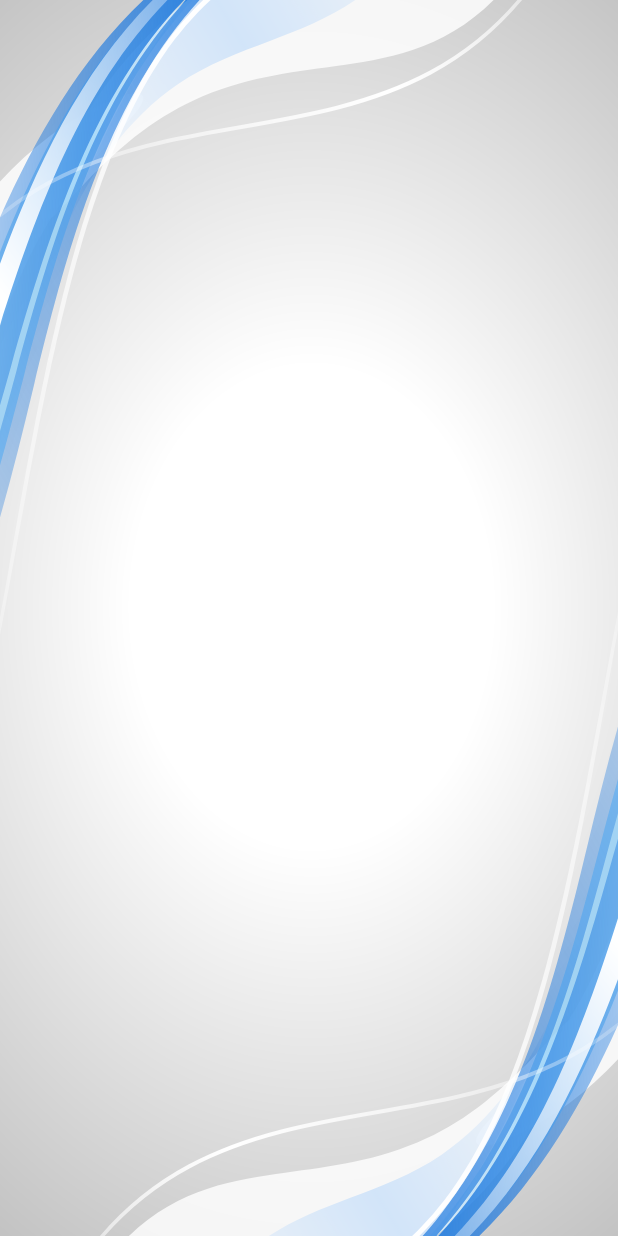
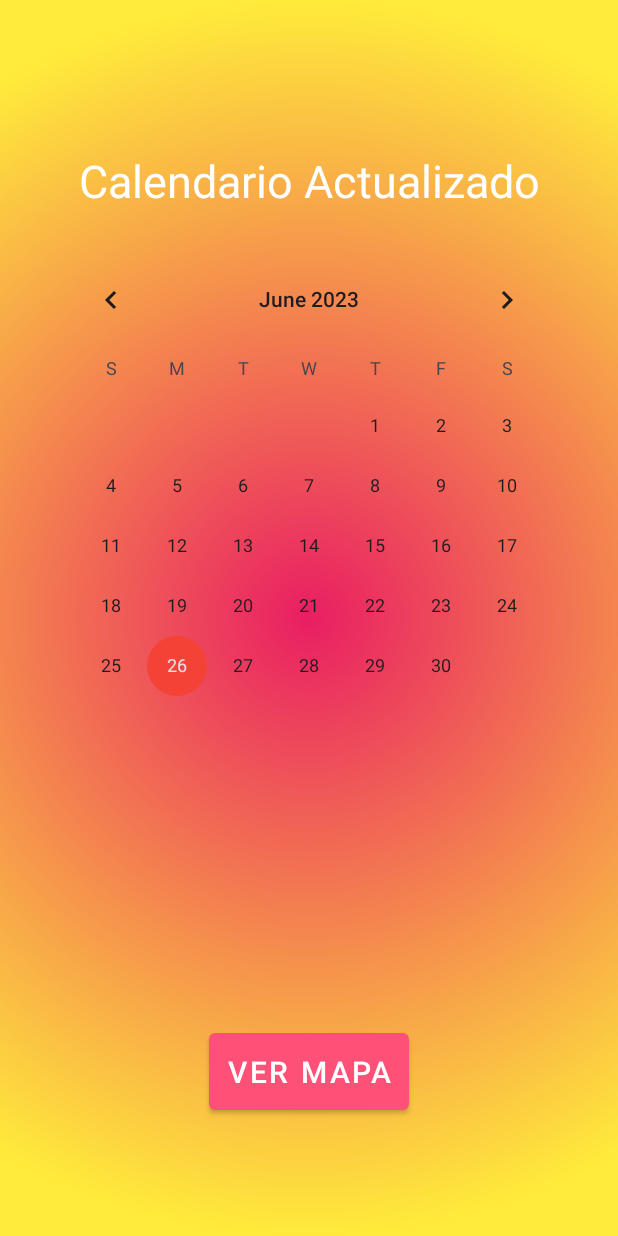
Before and after one commit to hipo777/CrearTema, an Android app: the MainActivity2 screen opened directly, with no data from a screen before it, on a phone screen of 412 x 824 dp. Run offline under Robolectric (Android 15) with nearby library versions, the phone set to English and light mode, and no system bars.

Commit message:
Actividad 3 creado y funcionando

```diff
--- a/app/build.gradle
+++ b/app/build.gradle
@@ -33,6 +33,7 @@ dependencies {
     implementation 'androidx.appcompat:appcompat:1.6.1'
     implementation 'com.google.android.material:material:1.5.0'
     implementation 'androidx.constraintlayout:constraintlayout:2.1.4'
+    implementation 'com.google.android.gms:play-services-maps:18.1.0'
     testImplementation 'junit:junit:4.13.2'
     androidTestImplementation 'androidx.test.ext:junit:1.1.5'
     androidTestImplementation 'androidx.test.espresso:espresso-core:3.5.1'
--- a/app/src/main/java/org/matematicasfacil/creartema/MainActivity2.java
+++ b/app/src/main/java/org/matematicasfacil/creartema/MainActivity2.java
@@ -2,7 +2,13 @@ package org.matematicasfacil.creartema;
 
 import androidx.appcompat.app.AppCompatActivity;
 
+import android.content.Intent;
 import android.os.Bundle;
+import android.view.View;
+import android.widget.Button;
+import android.widget.CalendarView;
+
+import java.util.Calendar;
 
 public class MainActivity2 extends AppCompatActivity {
 
@@ -11,5 +17,25 @@ public class MainActivity2 extends AppCompatActivity {
         setTheme(R.style.Tema2);
         super.onCreate(savedInstanceState);
         setContentView(R.layout.activity_main2);
+
+        Button btnMapa = findViewById(R.id.buttonMapa);
+        CalendarView miCalendario = findViewById(R.id.calendarView);
+
+        // Obtén una instancia del calendario actual
+        Calendar instanciaCalendario = Calendar.getInstance();
+
+        // Obtén la fecha actual en milisegundos
+        long fechaActual = instanciaCalendario.getTimeInMillis();
+
+        // Actualiza la fecha seleccionada en el CalendarView
+        miCalendario.setDate(fechaActual);
+
+        btnMapa.setOnClickListener(new View.OnClickListener() {
+            @Override
+            public void onClick(View v) {
+                Intent irMapa = new Intent(getBaseContext(), MainActivity3.class);
+                startActivity(irMapa);
+            }
+        });
     }
 }
--- /dev/null
+++ b/app/src/main/res/drawable/degradado2.xml
@@ -0,0 +1,14 @@
+<?xml version="1.0" encoding="utf-8"?>
+
+<shape
+    xmlns:android="http://schemas.android.com/apk/res/android"
+    android:shape="rectangle">
+    <gradient
+        android:type="radial"
+        android:centerX="50%"
+        android:centerY="50%"
+        android:startColor="#E91E63"
+        android:endColor="#ffeb3b"
+        android:gradientRadius="100%"
+        />
+</shape>
--- a/app/src/main/res/layout/activity_main2.xml
+++ b/app/src/main/res/layout/activity_main2.xml
@@ -4,7 +4,40 @@
     xmlns:tools="http://schemas.android.com/tools"
     android:layout_width="match_parent"
     android:layout_height="match_parent"
-    tools:context=".MainActivity2"
-    android:background="@drawable/fondo">
+    tools:context=".MainActivity2">
+
+    <TextView
+        android:id="@+id/textView"
+        android:layout_width="wrap_content"
+        android:layout_height="wrap_content"
+        android:layout_marginTop="100dp"
+        android:text="Calendario Actualizado"
+        android:textSize="30sp"
+        app:layout_constraintEnd_toEndOf="parent"
+        app:layout_constraintHorizontal_bias="0.5"
+        app:layout_constraintStart_toStartOf="parent"
+        app:layout_constraintTop_toTopOf="parent" />
+
+    <CalendarView
+        android:id="@+id/calendarView"
+        android:layout_width="wrap_content"
+        android:layout_height="wrap_content"
+        android:layout_marginTop="25dp"
+        app:layout_constraintEnd_toEndOf="parent"
+        app:layout_constraintHorizontal_bias="0.5"
+        app:layout_constraintStart_toStartOf="parent"
+        app:layout_constraintTop_toBottomOf="@+id/textView" />
+
+    <Button
+        android:id="@+id/buttonMapa"
+        android:layout_width="wrap_content"
+        android:layout_height="wrap_content"
+        android:text="Ver mapa"
+        style="@style/BotonMaterialStyle"
+        app:layout_constraintBottom_toBottomOf="parent"
+        app:layout_constraintEnd_toEndOf="parent"
+        app:layout_constraintStart_toStartOf="parent"
+        app:layout_constraintTop_toBottomOf="@+id/calendarView" />
+
 
 </androidx.constraintlayout.widget.ConstraintLayout>
--- a/app/src/main/res/values/themes.xml
+++ b/app/src/main/res/values/themes.xml
@@ -12,7 +12,8 @@
         <item name="colorPrimaryVariant">@color/primary_dark</item>
         <item name="colorSecondary">@color/accent</item>
         <!-- Otros atributos -->
-        <item name="android:windowBackground">@color/Background</item>
+        <item name="android:textColor">#000000</item>
+        <item name="android:windowBackground">@drawable/degradado</item>
     </style>
 
     <style name="Tema2" parent="Theme.Material3.DayNight.NoActionBar" >
@@ -21,7 +22,8 @@
         <item name="colorPrimaryVariant">@color/primary_dark2</item>
         <item name="colorSecondary">@color/accent2</item>
         <!-- Otros atributos -->
-        <item name="android:windowBackground">@color/background2</item>
+        <item name="android:textColor">#FFFFFF</item>
+        <item name="android:windowBackground">@drawable/degradado2</item>
     </style>
 
     <style name="BotonMaterialStyle" parent="Widget.MaterialComponents.Button">
```
Also changed, not shown: app/src/main/AndroidManifest.xml (+8 -0 lines), app/src/main/java/org/matematicasfacil/creartema/MainActivity3.java (added, +56 -0 lines), app/src/main/res/drawable/degradado.xml (added, +14 -0 lines), app/src/main/res/layout/activity_main3.xml (added, +31 -0 lines).
